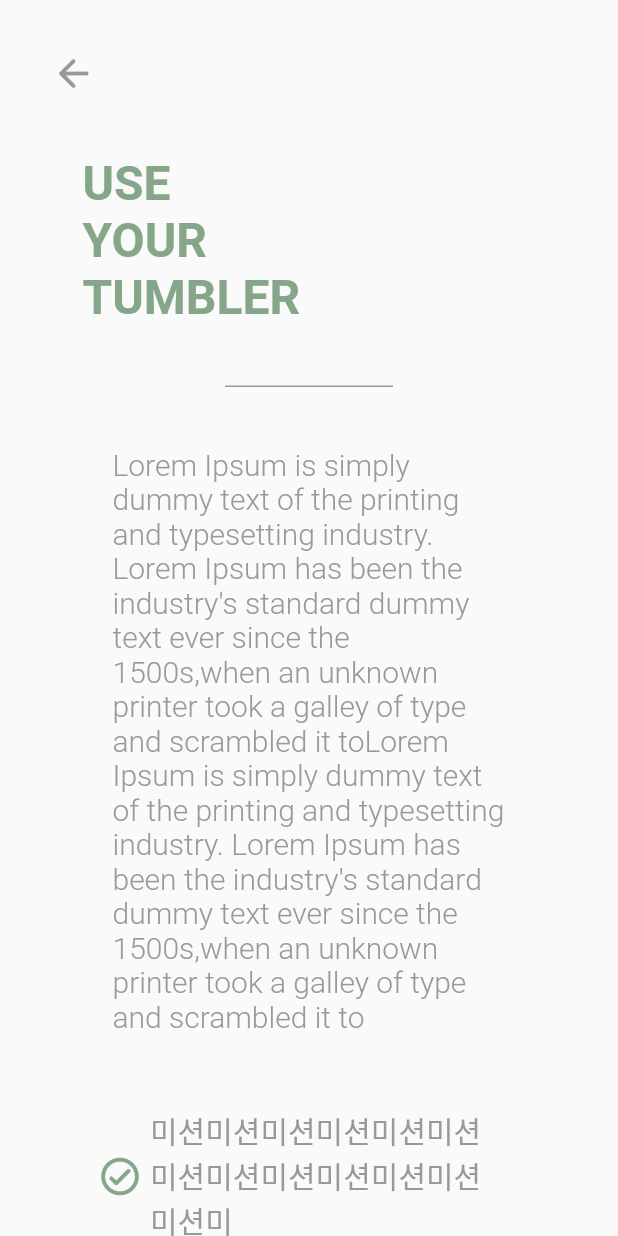
After one commit to haaem/GSTEP-flutter, a Flutter app: the MissionExplanationPage screen opened by its route, on a phone screen of 412 x 824 dp. The commit adds this screen. Run offline on Flutter 3.47's test engine with Material 2 defaults, Android fonts, the phone set to English and light mode, and no system bars; our stand-ins replace camera, country_picker, dio, firebase_auth, firebase_core, flutter_native_splash and 9 more; missing offline and left inert: flutter_sfsymbols, tflite_flutter, tflite_flutter_helper; accounts and stored records are empty; network calls fail; Roboto replaces fonts that are missing (SFProBold, SFProRegular).

Commit message:
Feat: 미션 설명 페이지 추가

```diff
--- a/lib/config/routes.dart
+++ b/lib/config/routes.dart
@@ -1,4 +1,5 @@
 import 'package:get/get.dart';
+import 'package:twentyone_days/pages/camera/mission_explanation_page.dart';
 import 'package:twentyone_days/pages/home/main_page.dart';
 import 'package:twentyone_days/pages/login_page/login_page.dart';
 import 'package:twentyone_days/pages/login_page/profile_setting_page.dart';
@@ -39,4 +40,9 @@ final List<GetPage> routes = [
     page: () => const ProfileSettingPage(),
     transition: Transition.fade,
   ),
+  GetPage(
+    name: '/explain',
+    page: () => const MissionExplanationPage(),
+    transition: Transition.fade,
+  ),
 ];
--- /dev/null
+++ b/lib/pages/camera/mission_explanation_page.dart
@@ -0,0 +1,108 @@
+import 'package:flutter/material.dart';
+import 'package:twentyone_days/config/theme/text/body_text.dart';
+import 'package:twentyone_days/config/theme/text/title_text.dart';
+import '../../config/theme/color.dart';
+import 'package:get/get.dart';
+
+class MissionExplanationPage extends StatefulWidget {
+  const MissionExplanationPage({Key? key}) : super(key: key);
+
+  @override
+  State<MissionExplanationPage> createState() => _MissionExplanationPageState();
+}
+
+class _MissionExplanationPageState extends State<MissionExplanationPage> {
+  @override
+  Widget build(BuildContext context) {
+    return SafeArea(
+      child: Scaffold(
+        body: SingleChildScrollView(
+          child: Container(
+            margin: EdgeInsets.only(top: 25, left: 25, right: 25, bottom: 45),
+            child: Column(
+              crossAxisAlignment: CrossAxisAlignment.start,
+              children: [
+                IconButton(
+                    onPressed: () {
+                      Get.toNamed('/main');
+                    },
+                    icon: Icon(Icons.arrow_back_rounded, color: primaryGrey, size: 30,)
+                ),
+                SizedBox(height: 30,),
+                Row(
+                  children: [
+                    SizedBox(width: 30,),
+                    TitleText(
+                      text: 'USE\nYOUR\nTUMBLER',
+                      color: Color(0xff86A68A),
+                      size: 32,
+                      weight: FontWeight.w700,
+                    )
+                  ],
+                ),
+                SizedBox(height: 40,),
+                Center(
+                  child: Container(
+                    width: MediaQuery.of(context).size.width - 300,
+                    height: 1,
+                    decoration: BoxDecoration(
+                      color: primaryGrey
+                    ),
+                  ),
+                ),
+                SizedBox(height: 40,),
+                Center(
+                  child: Column(
+                    children: [
+                      Container(
+                        width: MediaQuery.of(context).size.width-150,
+                        child: BodyText(
+                          text: 'Lorem Ipsum is simply dummy text of the printing and typesetting industry. Lorem Ipsum has been the industry\'s standard dummy text ever since the 1500s,'
+                              'when an unknown printer took a galley of type and scrambled it to'
+                              'Lorem Ipsum is simply dummy text of the printing and typesetting industry. Lorem Ipsum has been the industry\'s standard dummy text ever since the 1500s,'
+                              'when an unknown printer took a galley of type and scrambled it to',
+                          color: primaryGrey,
+                          size: 20,
+                          weight: FontWeight.w300,
+                        ),
+                      ),
+                      SizedBox(height: 50,),
+                      Row(
+                        children: [
+                          SizedBox(width: 40,),
+                          Icon(Icons.check_circle_outline_rounded, color: Color(0xff86A68A), size: 30,),
+                          SizedBox(width: 5,),
+                          Container(
+                            width: MediaQuery.of(context).size.width - 190,
+                            child: BodyText(text: '미션미션미션미션미션미션미션미션미션미션미션미션미션미', size: 20, color: primaryGrey, weight: FontWeight.w300,),
+                          )
+                        ],
+                      ),
+                      SizedBox(height: 40,),
+                      GestureDetector(
+                        child: Container(
+                          width: MediaQuery.of(context).size.width-110,
+                          height: 45,
+                          decoration: BoxDecoration(
+                            color: Color(0xff86A68A),
+                            borderRadius: BorderRadius.circular(5)
+                          ),
+                          child: Center(
+                            child: BodyText(text: 'Next', size: 22, weight: FontWeight.w700, color: Colors.white,),
+                          ),
+                        ),
+                        onTap: () {
+
+                        },
+                      )
+                    ],
+                  ),
+                ),
+              ],
+            ),
+          ),
+        )
+      ),
+    );
+  }
+}
--- a/lib/pages/home/main_page.dart
+++ b/lib/pages/home/main_page.dart
@@ -211,7 +211,29 @@ class _MainPageState extends State<MainPage> {
                     onTap: () {
                       Get.toNamed('/color_setting');
                     },
-                  ))
+                  )),
+              //제출 전에 지우기
+              Positioned(
+                bottom: 350,
+                right: 30,
+                child: GestureDetector(
+                    child: Container(
+                      width: 50,
+                      height: 50,
+                      decoration: BoxDecoration(
+                        borderRadius: BorderRadius.circular(50),
+                        color: Colors.white70,
+                      ),
+                      child: Icon(
+                        Icons.autorenew_rounded,
+                        color: Colors.black54,
+                      ),
+                    ),
+                    onTap: () {
+                      Get.toNamed('/explain');
+                    },
+                )
+              )
             ],
           ),
         ),
```
